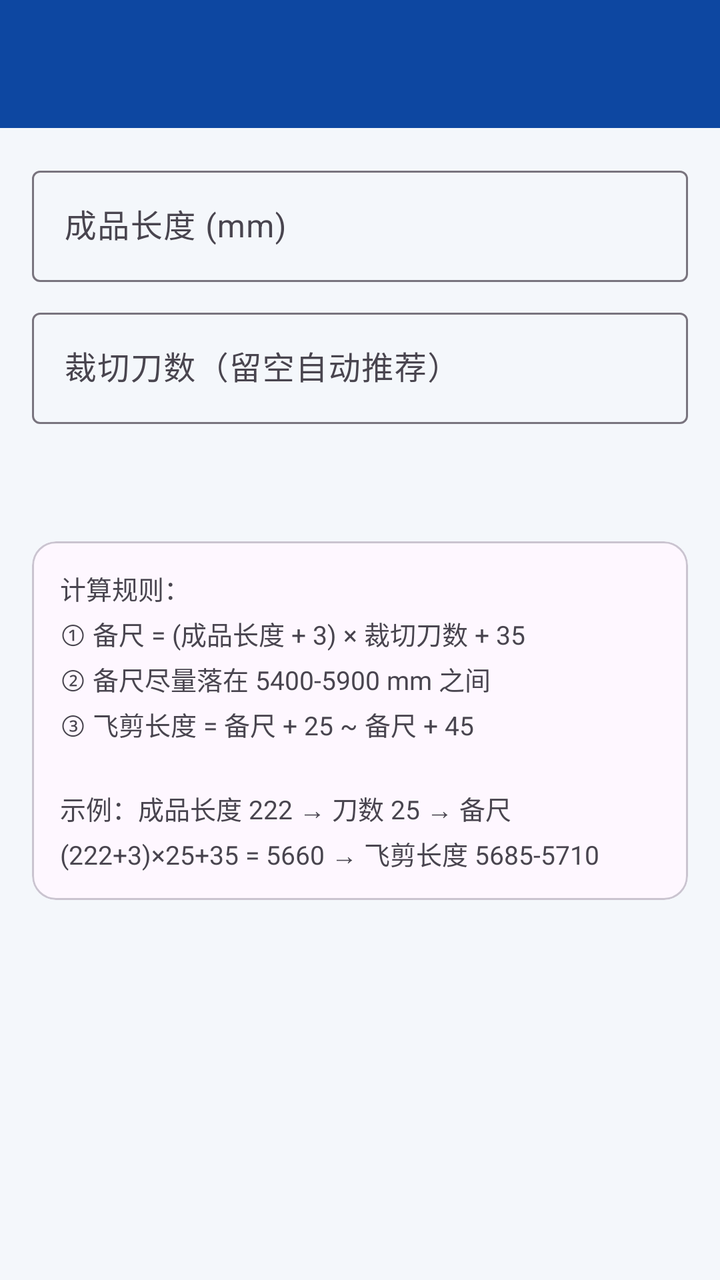
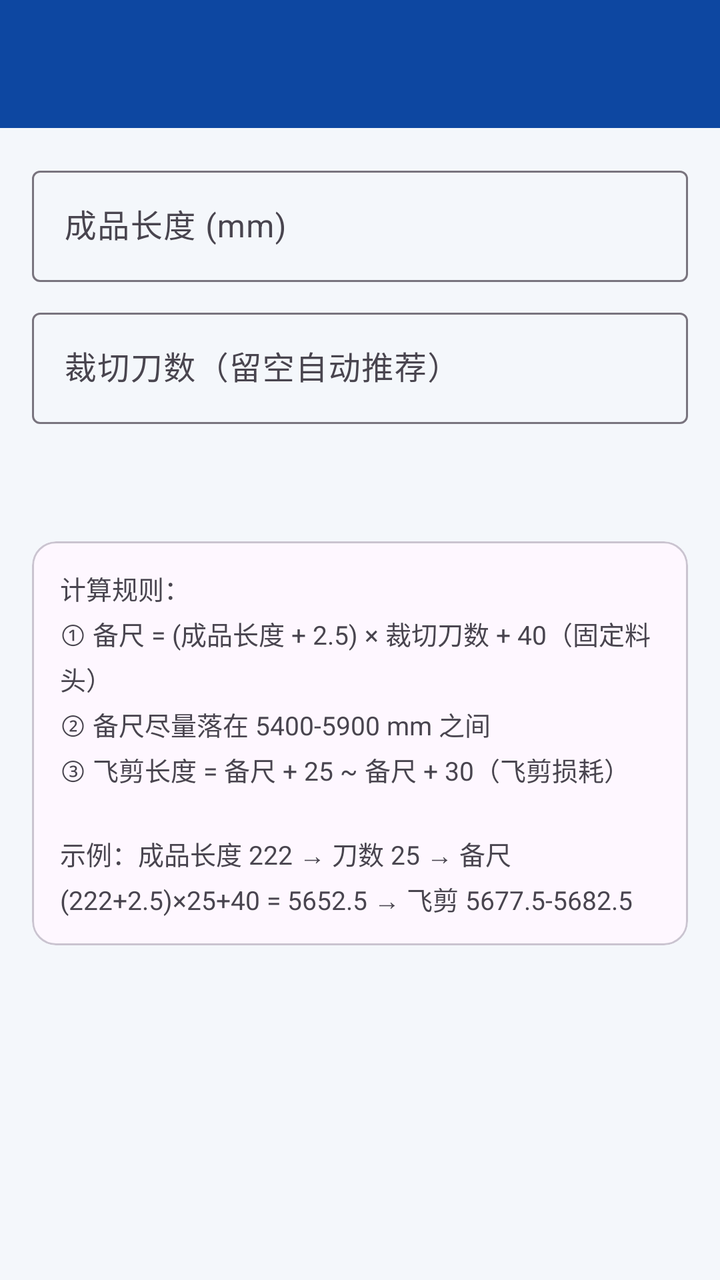

Compare the two renders of this Android layout. The source of the first and the diff that turns it into the second are given below.
<!-- AndroidManifest.xml: application theme Theme.App -->
<!-- res/layout/activity_calc.xml -->
<?xml version="1.0" encoding="utf-8"?>
<LinearLayout xmlns:android="http://schemas.android.com/apk/res/android"
    android:layout_width="match_parent"
    android:layout_height="match_parent"
    android:orientation="vertical">

    <androidx.appcompat.widget.Toolbar
        android:id="@+id/toolbar"
        android:layout_width="match_parent"
        android:layout_height="?attr/actionBarSize"
        android:background="?attr/colorPrimary"
        android:theme="@style/ThemeOverlay.Material3.Dark" />

    <ScrollView
        android:layout_width="match_parent"
        android:layout_height="match_parent">

        <LinearLayout
            android:layout_width="match_parent"
            android:layout_height="wrap_content"
            android:orientation="vertical"
            android:padding="16dp">

            <com.google.android.material.textfield.TextInputLayout
                android:layout_width="match_parent"
                android:layout_height="wrap_content"
                android:hint="成品长度 (mm)">

                <com.google.android.material.textfield.TextInputEditText
                    android:id="@+id/calcFinished"
                    android:layout_width="match_parent"
                    android:layout_height="wrap_content"
                    android:inputType="numberDecimal" />
            </com.google.android.material.textfield.TextInputLayout>

            <com.google.android.material.textfield.TextInputLayout
                android:layout_width="match_parent"
                android:layout_height="wrap_content"
                android:layout_marginTop="10dp"
                android:hint="裁切刀数（留空自动推荐）">

                <com.google.android.material.textfield.TextInputEditText
                    android:id="@+id/calcCuts"
                    android:layout_width="match_parent"
                    android:layout_height="wrap_content"
                    android:inputType="number" />
            </com.google.android.material.textfield.TextInputLayout>

            <TextView
                android:id="@+id/calcResult"
                android:layout_width="match_parent"
                android:layout_height="wrap_content"
                android:layout_marginTop="16dp"
                android:lineSpacingExtra="6dp"
                android:textSize="17sp"
                android:textStyle="bold" />

            <com.google.android.material.card.MaterialCardView
                android:layout_width="match_parent"
                android:layout_height="wrap_content"
                android:layout_marginTop="20dp">

                <TextView
                    android:layout_width="match_parent"
                    android:layout_height="wrap_content"
                    android:padding="14dp"
                    android:lineSpacingExtra="4dp"
                    android:textSize="13sp"
                    android:text="计算规则：\n① 备尺 = (成品长度 + 3) × 裁切刀数 + 35\n② 备尺尽量落在 5400-5900 mm 之间\n③ 飞剪长度 = 备尺 + 25 ~ 备尺 + 45\n\n示例：成品长度 222 → 刀数 25 → 备尺 (222+3)×25+35 = 5660 → 飞剪长度 5685-5710" />
            </com.google.android.material.card.MaterialCardView>
        </LinearLayout>
    </ScrollView>
</LinearLayout>
<!-- resources referenced by this layout -->
<resources>
  <style name="Theme.App" parent="Theme.Material3.Light.NoActionBar">
          <item name="colorPrimary">#0D47A1</item>
          <item name="colorOnPrimary">#FFFFFF</item>
          <item name="colorPrimaryContainer">#D3E4FF</item>
          <item name="colorSecondary">#00897B</item>
          <item name="android:statusBarColor">#0D47A1</item>
          <item name="android:windowBackground">#F4F7FB</item>
      </style>
</resources>

<!-- the commit's change to res/layout/activity_calc.xml (unified diff, before → after) -->
@@ -66,7 +66,7 @@
                     android:padding="14dp"
                     android:lineSpacingExtra="4dp"
                     android:textSize="13sp"
-                    android:text="计算规则：\n① 备尺 = (成品长度 + 3) × 裁切刀数 + 35\n② 备尺尽量落在 5400-5900 mm 之间\n③ 飞剪长度 = 备尺 + 25 ~ 备尺 + 45\n\n示例：成品长度 222 → 刀数 25 → 备尺 (222+3)×25+35 = 5660 → 飞剪长度 5685-5710" />
+                    android:text="计算规则：\n① 备尺 = (成品长度 + 2.5) × 裁切刀数 + 40（固定料头）\n② 备尺尽量落在 5400-5900 mm 之间\n③ 飞剪长度 = 备尺 + 25 ~ 备尺 + 30（飞剪损耗）\n\n示例：成品长度 222 → 刀数 25 → 备尺 (222+2.5)×25+40 = 5652.5 → 飞剪 5677.5-5682.5" />
             </com.google.android.material.card.MaterialCardView>
         </LinearLayout>
     </ScrollView>
